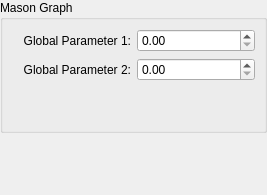
Before: the Qt Designer form src/gui/widgets/editdockwidget.ui in saschpe/masonry, drawn with Qt 5.
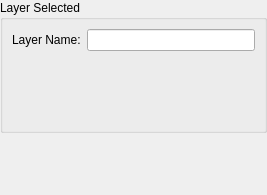
After: the same form once the commit is applied. The open tabs and pages were chosen to show the change.

Commit message: EditDockWidget now supports also LayerItems and can set the name of all GraphItems.

Diff of the .ui file:
```diff
--- a/src/gui/widgets/editdockwidget.ui
+++ b/src/gui/widgets/editdockwidget.ui
@@ -53,7 +53,7 @@
         <item row="0" column="0">
          <widget class="QGroupBox" name="graphGroupBox">
           <property name="title">
-           <string>Mason Graph</string>
+           <string>No Selection</string>
           </property>
           <layout class="QGridLayout" name="gridLayout_7">
            <item row="0" column="0">
@@ -178,7 +178,46 @@
         </item>
        </layout>
       </widget>
-      <widget class="QWidget" name="selectedNodePage">
+      <widget class="QWidget" name="layerPage">
+       <layout class="QGridLayout" name="gridLayout_3">
+        <property name="margin">
+         <number>0</number>
+        </property>
+        <item row="0" column="0">
+         <widget class="QGroupBox" name="layerGroupBox">
+          <property name="title">
+           <string>Layer Selected</string>
+          </property>
+          <layout class="QGridLayout" name="gridLayout_5">
+           <item row="0" column="0">
+            <widget class="QLabel" name="label_3">
+             <property name="text">
+              <string>Layer Name:</string>
+             </property>
+            </widget>
+           </item>
+           <item row="0" column="1">
+            <widget class="QLineEdit" name="layerNameLineEdit"/>
+           </item>
+           <item row="1" column="0" colspan="2">
+            <spacer name="verticalSpacer_3">
+             <property name="orientation">
+              <enum>Qt::Vertical</enum>
+             </property>
+             <property name="sizeHint" stdset="0">
+              <size>
+               <width>20</width>
+               <height>40</height>
+              </size>
+             </property>
+            </spacer>
+           </item>
+          </layout>
+         </widget>
+        </item>
+       </layout>
+      </widget>
+      <widget class="QWidget" name="nodePage">
        <layout class="QGridLayout" name="gridLayout_9">
         <property name="margin">
          <number>0</number>
```
Left out of the diff: 20 changed lines with no effect on the pictures. The commit also changes 2 other files.
